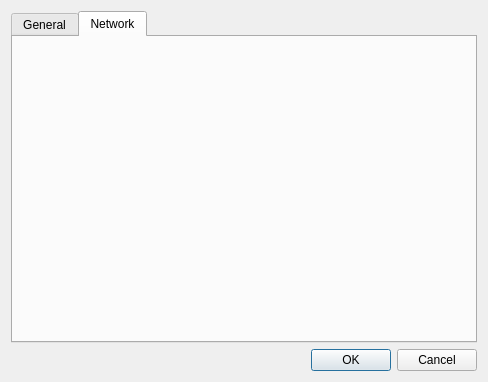
First picture: the form in src/preferencesdialog.ui, repository decentralised-project/decentralised_ui, before the edit.
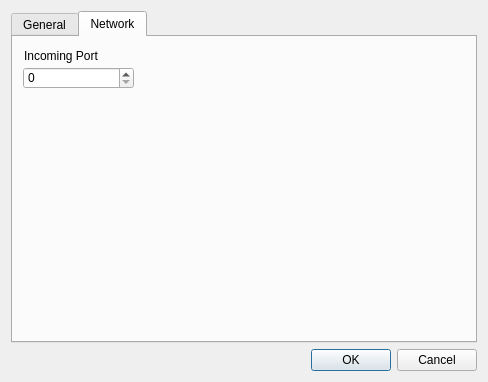
Second picture: the form after the edit. The open tabs and pages were chosen to show the change.

Commit message: configurable incoming port

Patch:
```diff
--- a/src/preferencesdialog.ui
+++ b/src/preferencesdialog.ui
@@ -114,6 +114,32 @@
         <attribute name="title">
          <string>Network</string>
         </attribute>
+        <widget class="QLabel" name="label_6">
+         <property name="geometry">
+          <rect>
+           <x>11</x>
+           <y>11</y>
+           <width>161</width>
+           <height>16</height>
+          </rect>
+         </property>
+         <property name="text">
+          <string>Incoming Port</string>
+         </property>
+        </widget>
+        <widget class="QSpinBox" name="spinBox">
+         <property name="geometry">
+          <rect>
+           <x>10</x>
+           <y>30</y>
+           <width>111</width>
+           <height>22</height>
+          </rect>
+         </property>
+         <property name="maximum">
+          <number>65535</number>
+         </property>
+        </widget>
        </widget>
       </widget>
      </item>
```
Left out of the diff: 4 changed lines with no effect on the pictures. The commit also changes 1 other file.
